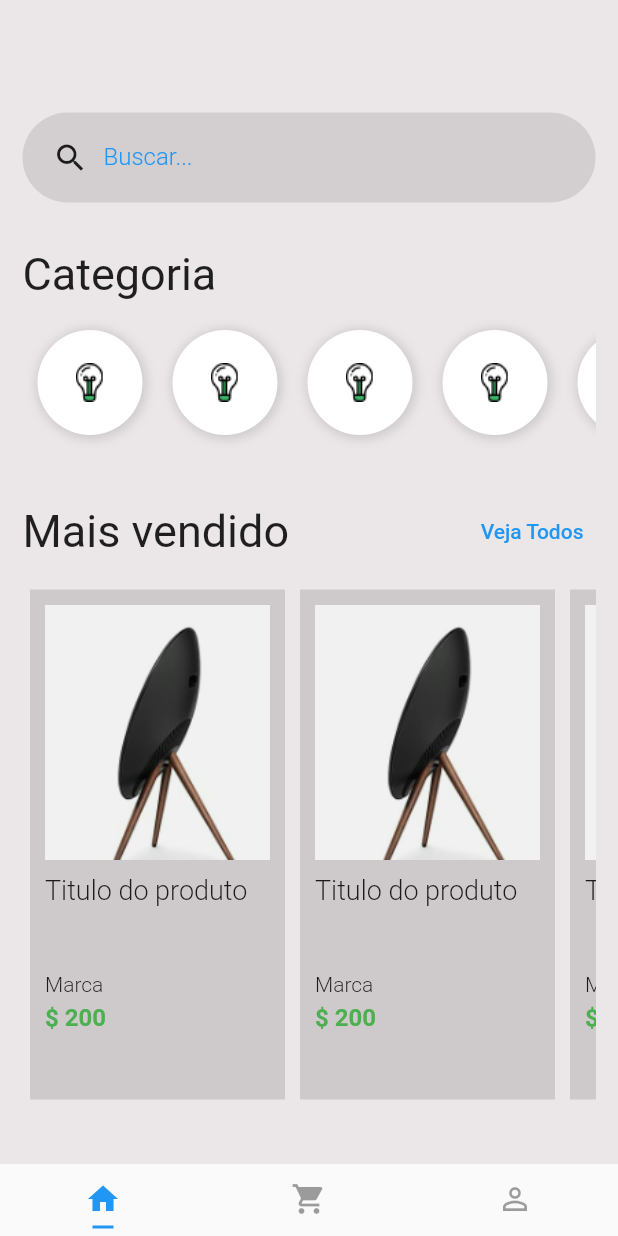
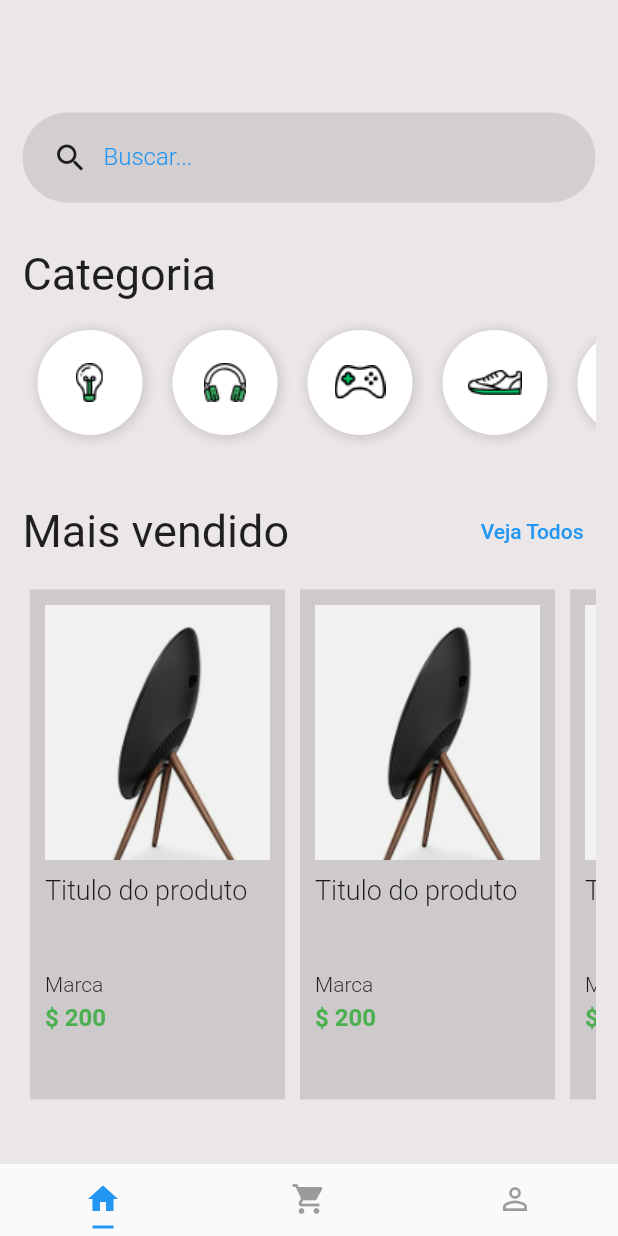
Before and after one commit to DeniseBarbosa/layouts-flutter, a Flutter app: the screen it shows after launch, on a phone screen of 412 x 824 dp. Run offline on Flutter 3.47's test engine with Material 2 defaults, Android fonts, the phone set to English and light mode, and no system bars.

Commit message:
Categoria Widget Item

```diff
--- a/shopping/lib/pages/home.page.dart
+++ b/shopping/lib/pages/home.page.dart
@@ -2,6 +2,7 @@
 import 'package:flutter/material.dart';
 import 'package:shopping/pages/produtos.page.dart';
 import 'package:shopping/widgets/buscar.dart';
+import 'package:shopping/widgets/categoria/categoria.item.dart';
 
 class PaginaInicial extends StatelessWidget {
   const PaginaInicial({super.key});
@@ -74,39 +75,16 @@ Widget ListaCategoria() {
     child: ListView(
       scrollDirection: Axis.horizontal,
       children: [
-        ItemCategoria(),
-        ItemCategoria(),
-        ItemCategoria(),
-        ItemCategoria(),
-        ItemCategoria(),
+        CategoriaItem(imagem: "assets/images/Icon_Devices.png"), //=>passando img => arquivo categoria.item.dart
+        CategoriaItem(imagem: "assets/images/Icon_Gadgets.png"),
+        CategoriaItem(imagem: "assets/images/Icon_Gaming.png"),
+        CategoriaItem(imagem: "assets/images/Icon_Mens_Shoe.png"),
+        CategoriaItem(imagem: "assets/images/Icon_Womens_Shoe.png"),
       ],
     ),
   );
 }
 
-Widget ItemCategoria() {
-  return Container(
-    width: 70,
-    height: 70,
-    margin: EdgeInsets.all(10),
-    padding: EdgeInsets.all(10),
-    decoration: BoxDecoration(
-      color: Colors.white,
-      boxShadow: [
-        new BoxShadow(
-          color: Colors.black12,
-          offset: new Offset(1, 1),
-          blurRadius: 5,
-          spreadRadius: 2,
-        )
-      ],
-      borderRadius: BorderRadius.all(
-        Radius.circular(64),
-      ),
-    ),
-    child: Image.asset("assets/images/Icon_Devices.png"),
-  );
-}
 
 Widget produtoLista(BuildContext context) {
   return Container(
--- /dev/null
+++ b/shopping/lib/widgets/categoria/categoria.item.dart
@@ -0,0 +1,31 @@
+import 'package:flutter/material.dart';
+
+class CategoriaItem extends StatelessWidget {
+  final String imagem; //=>passando img
+  CategoriaItem({required this.imagem}); //=>passando img
+
+  @override
+  Widget build(BuildContext context) {
+    return Container(
+      width: 70,
+      height: 70,
+      margin: EdgeInsets.all(10),
+      padding: EdgeInsets.all(10),
+      decoration: BoxDecoration(
+        color: Colors.white,
+        boxShadow: [
+          new BoxShadow(
+            color: Colors.black12,
+            offset: new Offset(1, 1),
+            blurRadius: 5,
+            spreadRadius: 2,
+          )
+        ],
+        borderRadius: BorderRadius.all(
+          Radius.circular(64),
+        ),
+      ),
+      child: Image.asset(imagem), //=>  final String imagem;  CategoriaItem({required this.imagem});
+    );
+  }
+}
```
